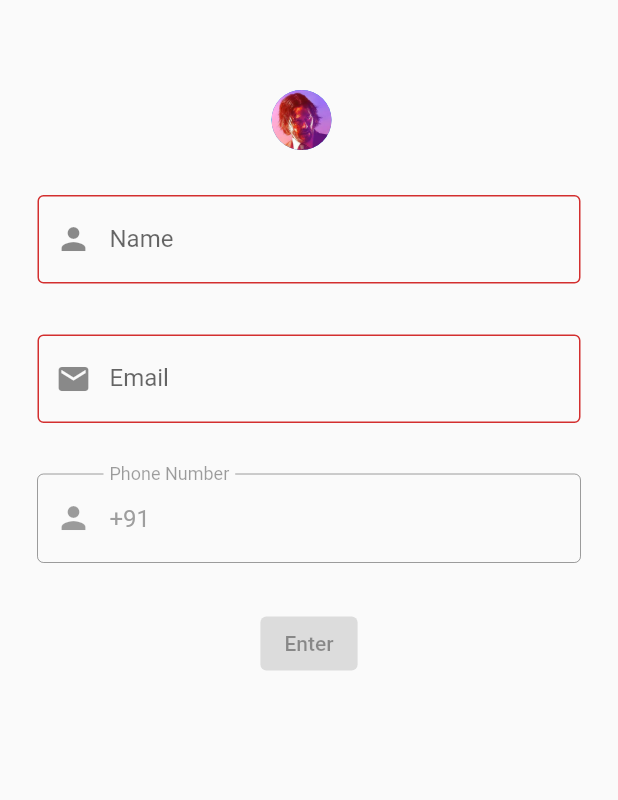
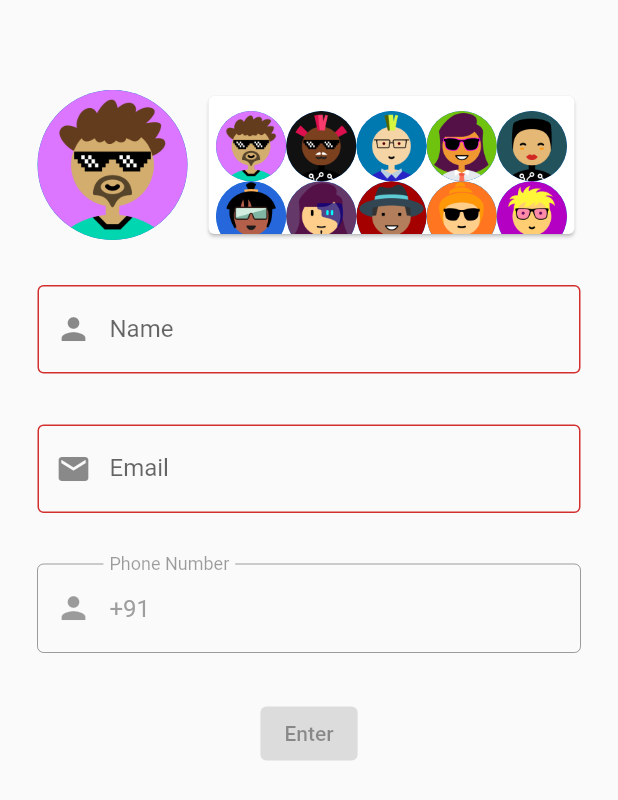
Before and after one commit to Mayuresh-G-Mhatre/public-bicycle-sharing-2, a Flutter app: the RegistrationScreen screen opened directly with empty values, on a phone screen of 412 x 824 dp. Shown: the top 800 px of the screen. Run offline on Flutter 3.47's test engine with Material 2 defaults, Android fonts, the phone set to English and light mode, and no system bars; our stand-ins replace animated_text_kit, lottie, otp_text_field, salomon_bottom_bar, shared_preferences, sidebarx; accounts and stored records are empty.

Commit message:
added avatar picker, added shared prefernces package and from now on all data will be stored locally on the app built on main branch. in future there will be separate branch for firebase integration

```diff
--- a/lib/screens/login/register.dart
+++ b/lib/screens/login/register.dart
@@ -1,5 +1,6 @@
 import 'package:flutter/material.dart';
 import 'package:public_bicycle_sharing/screens/home/default_home.dart';
+import 'package:public_bicycle_sharing/services/shared_prefs.dart';
 
 class RegistrationScreen extends StatefulWidget {
   final String phoneNumber;
@@ -10,13 +11,20 @@ class RegistrationScreen extends StatefulWidget {
 }
 
 class _RegistrationScreenState extends State<RegistrationScreen> {
+  // shared pref //
+  SharedPrefGetsNSets sprefs = SharedPrefGetsNSets();
+  // shared pref //
+
   final _formKey = GlobalKey<FormState>();
+  String defaultAvatar = 'assets/avatars/1.png';
   final _emailRegex = RegExp(
       r"^[a-zA-Z0-9.!#$%&'*+/=?^_`{|}~-]+@[a-zA-Z0-9](?:[a-zA-Z0-9-]{0,61}[a-zA-Z0-9])?(?:\.[a-zA-Z]{2,})+$");
   late String? _nameErrorText = '';
   late String? _emailErrorText = '';
+  int _avatarInd = 1; // shared prefs //
   late String _name;
   late String _email;
+  late String _phoneNumber; // shared prefs //
   bool nameError = false;
   bool emailError = false;
 
@@ -27,6 +35,7 @@ class _RegistrationScreenState extends State<RegistrationScreen> {
 
   @override
   Widget build(BuildContext context) {
+    _phoneNumber = widget.phoneNumber; // shared prefs //
     return Scaffold(
       body: SafeArea(
         child: Padding(
@@ -36,12 +45,82 @@ class _RegistrationScreenState extends State<RegistrationScreen> {
             children: [
               const SizedBox(height: 60.0),
               Row(
-                mainAxisAlignment: MainAxisAlignment.center,
+                mainAxisAlignment: MainAxisAlignment.start,
                 children: [
-                  const CircleAvatar(
-                    backgroundImage: AssetImage('assets/pp.jpg'),
+                  CircleAvatar(
+                    radius: 50,
+                    backgroundImage: AssetImage(defaultAvatar),
                   ),
                   const SizedBox(width: 10.0),
+
+                  Expanded(
+                    child: SizedBox(
+                      // width: MediaQuery.of(context).size.width / 2,
+                      width: 200,
+                      height: 100,
+                      child: Card(
+                        child: GridView.count(
+                          padding: const EdgeInsets.symmetric(
+                            vertical: 10.0,
+                            horizontal: 5.0,
+                          ),
+                          crossAxisCount: 5,
+                          children: List.generate(10, (index) {
+                            index = index + 1;
+                            return GestureDetector(
+                              onTap: () {
+                                // Handle image tap
+                                // print('clicked image no: $index');
+                                setState(() {
+                                  defaultAvatar = 'assets/avatars/$index.png';
+                                  _avatarInd = index; // shared prefs //
+                                });
+                              },
+                              child: CircleAvatar(
+                                radius: 20,
+                                backgroundImage:
+                                    AssetImage('assets/avatars/$index.png'),
+                              ),
+                            );
+                          }),
+                        ),
+                      ),
+                    ),
+                  )
+
+                  // Expanded(
+                  //   child: SizedBox(
+                  //     width: 400,
+                  //     height: 90,
+                  //     child: Card(
+                  //       child: GridView.builder(
+                  //         padding: EdgeInsets.symmetric(
+                  //           vertical: 10.0,
+                  //           horizontal: 5.0,
+                  //         ),
+                  //         scrollDirection: Axis.vertical,
+                  //         itemCount: _imageUrls.length,
+                  //         itemBuilder: (context, index) {
+                  //           return IconButton(
+                  //             icon: CircleAvatar(
+                  //               radius: 20.0,
+                  //               backgroundImage: AssetImage(_imageUrls[index]),
+                  //             ),
+                  //             onPressed: () {
+                  //               print(
+                  //                   'Pressed on image no: ${_imageUrls[index]}');
+                  //             },
+                  //           );
+                  //         },
+                  //         gridDelegate:
+                  //             SliverGridDelegateWithFixedCrossAxisCount(
+                  //           crossAxisCount: 5,
+                  //           crossAxisSpacing: 3.0,
+                  //         ),
+                  //       ),
+                  //     ),
+                  //   ),
+                  // ),
                 ],
               ),
               const SizedBox(height: 30.0),
@@ -58,7 +137,7 @@ class _RegistrationScreenState extends State<RegistrationScreen> {
                     ElevatedButton(
                       onPressed:
                           (_nameErrorText == null && _emailErrorText == null)
-                              ? () {
+                              ? () async {
                                   if (_formKey.currentState!.validate() &&
                                       _nameErrorText == null &&
                                       _emailErrorText == null) {
@@ -69,6 +148,14 @@ class _RegistrationScreenState extends State<RegistrationScreen> {
                                             const DefaultHomeScreen(),
                                       ),
                                     );
+                                    // logic to store avatar index, name, email and phone number in firestore database //
+
+                                    // shared pref //
+                                    await sprefs.setAvatarIndex(_avatarInd);
+                                    await sprefs.setPhoneNumber(_phoneNumber);
+                                    await sprefs.setName(_name);
+                                    await sprefs.setEmail(_email);
+                                    //shared pref //
                                   }
                                 }
                               : null,
--- a/pubspec.yaml
+++ b/pubspec.yaml
@@ -38,6 +38,7 @@ dependencies:
   multiavatar: ^0.1.5
   otp_text_field: ^1.1.3
   salomon_bottom_bar: ^3.3.1
+  shared_preferences: ^2.0.15
   sidebarx: ^0.14.0
 
 dev_dependencies:
@@ -66,6 +67,7 @@ flutter:
   # To add assets to your application, add an assets section, like this:
   assets:
     - assets/
+    - assets/avatars/
   # An image asset can refer to one or more resolution-specific "variants", see
   # https://flutter.dev/assets-and-images/#resolution-aware
   # For details regarding adding assets from package dependencies, see
```
Also changed, not shown: lib/screens/home/default_home.dart (+56 -7 lines), lib/screens/login/login.dart (+9 -3 lines), lib/services/shared_prefs.dart (added, +45 -0 lines), assets/avatars/1.png (added), assets/avatars/10.png (added), assets/avatars/2.png (added), assets/avatars/3.png (added), assets/avatars/4.png (added), assets/avatars/5.png (added), assets/avatars/6.png (added), assets/avatars/7.png (added), assets/avatars/8.png (added), assets/avatars/9.png (added), pubspec.lock, 1 other file.
